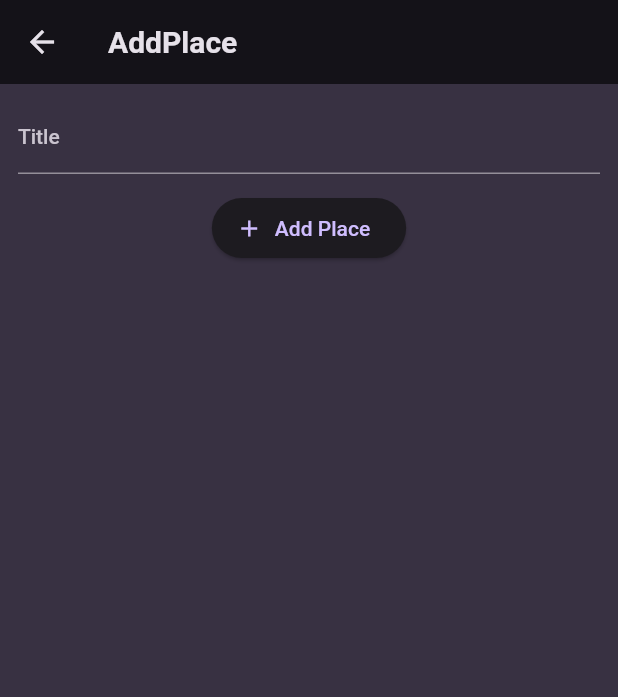
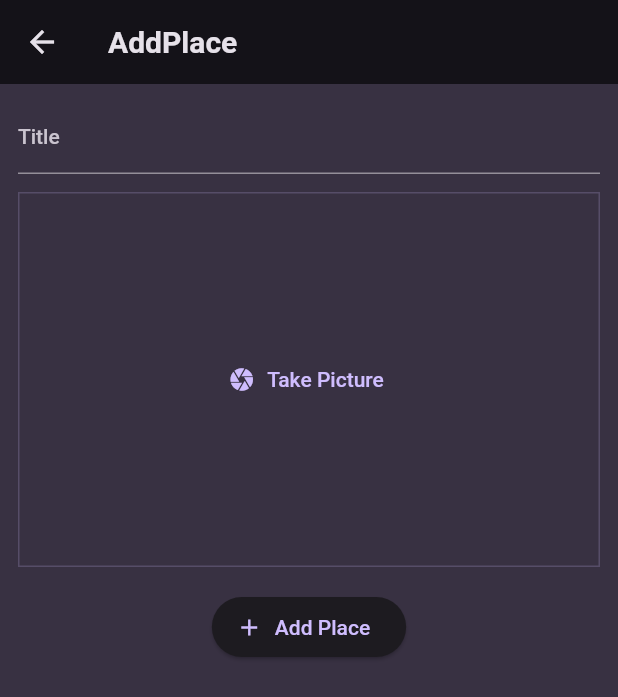
Before and after one commit to THESHIVAM007/favorite_places, a Flutter app: the screen it shows after launch, after a tap on the "add" icon, on a phone screen of 412 x 824 dp. Shown: the top 697 px of the screen. Run offline on Flutter 3.47's test engine with Material 2 defaults, Android fonts, the phone set to English and light mode, and no system bars; our stand-ins replace flutter_riverpod, google_fonts, image_picker.

Commit message:
Image-picker_added

```diff
--- a/lib/models/place.dart
+++ b/lib/models/place.dart
@@ -1,10 +1,16 @@
+import 'dart:io';
+
 import 'package:uuid/uuid.dart';
 
 const uuid = Uuid();
 
 class Place {
-  Place({required this.title}) : id = uuid.v4();
+  Place({
+    required this.title,
+    required this.image,
+  }) : id = uuid.v4();
 
   final String id;
   final String title;
+  final File image;
 }
--- a/lib/provider/user_places.dart
+++ b/lib/provider/user_places.dart
@@ -1,11 +1,13 @@
+import 'dart:io';
+
 import 'package:favorite_places/models/place.dart';
 import 'package:flutter_riverpod/flutter_riverpod.dart';
 
 class UserPlacesNotifier extends StateNotifier<List<Place>> {
   UserPlacesNotifier() : super(const []);
 
-  void addPlace(String title) {
-    final newPlace = Place(title: title);
+  void addPlace(String title,File image) {
+    final newPlace = Place(title: title,image: image);
     state = [...state, newPlace];
   }
 }
--- a/lib/screens/add_place.dart
+++ b/lib/screens/add_place.dart
@@ -1,4 +1,7 @@
+import 'dart:io';
+
 import 'package:favorite_places/provider/user_places.dart';
+import 'package:favorite_places/widgets/image_input.dart';
 import 'package:flutter/material.dart';
 import 'package:flutter_riverpod/flutter_riverpod.dart';
 
@@ -10,14 +13,18 @@ class AddPlaceScreen extends ConsumerStatefulWidget {
 }
 
 class _AddPlaceScreenState extends ConsumerState<AddPlaceScreen> {
+  File? _selectedImage;
+
   final _titleController = TextEditingController();
 
   void _savePlace() {
     final eneteredTitle = _titleController.text;
-    if (eneteredTitle.isEmpty) {
+    if (eneteredTitle.isEmpty || _selectedImage == null) {
       return;
     }
-    ref.read(userPlaceProvider.notifier).addPlace(eneteredTitle);
+    ref
+        .read(userPlaceProvider.notifier)
+        .addPlace(eneteredTitle, _selectedImage!);
 
     Navigator.of(context).pop();
   }
@@ -49,6 +56,14 @@ class _AddPlaceScreenState extends ConsumerState<AddPlaceScreen> {
             const SizedBox(
               height: 12,
             ),
+            ImageInput(
+              onPickImage: (image) {
+                _selectedImage = image;
+              },
+            ),
+            const SizedBox(
+              height: 16,
+            ),
             ElevatedButton.icon(
               onPressed: _savePlace,
               icon: const Icon(Icons.add),
--- a/lib/screens/places.dart
+++ b/lib/screens/places.dart
@@ -26,8 +26,11 @@ class PlacesScreen extends ConsumerWidget {
           ),
         ],
       ),
-      body: PlacesList(
-        places: userPlaces,
+      body: Padding(
+        padding: const EdgeInsets.all(8.0),
+        child: PlacesList(
+          places: userPlaces,
+        ),
       ),
     );
   }
--- /dev/null
+++ b/lib/widgets/image_input.dart
@@ -0,0 +1,65 @@
+import 'dart:io';
+
+import 'package:flutter/material.dart';
+import 'package:image_picker/image_picker.dart';
+
+class ImageInput extends StatefulWidget {
+  const ImageInput({
+    super.key,
+    required this.onPickImage,
+  });
+
+  final void Function(File image) onPickImage;
+
+  @override
+  State<ImageInput> createState() => _ImageInputState();
+}
+
+class _ImageInputState extends State<ImageInput> {
+  File? _selectedImage;
+  void _takePicture() async {
+    final imagePicker = ImagePicker();
+    final pickedImage =
+        await imagePicker.pickImage(source: ImageSource.camera, maxWidth: 600);
+
+    if (pickedImage == null) {
+      return;
+    }
+    setState(() {
+      _selectedImage = File(pickedImage.path);
+    });
+    widget.onPickImage(_selectedImage!);
+  }
+
+  @override
+  Widget build(BuildContext context) {
+    Widget content = TextButton.icon(
+      onPressed: _takePicture,
+      icon: const Icon(Icons.camera),
+      label: const Text('Take Picture'),
+    );
+    if (_selectedImage != null) {
+      content = GestureDetector(
+        onTap: _takePicture,
+        child: Image.file(
+          _selectedImage!,
+          fit: BoxFit.cover,
+          width: double.infinity,
+          height: double.infinity,
+        ),
+      );
+    }
+    return Container(
+      decoration: BoxDecoration(
+        border: Border.all(
+          width: 1,
+          color: Theme.of(context).colorScheme.primary.withOpacity(.2),
+        ),
+      ),
+      height: 250,
+      width: double.infinity,
+      alignment: Alignment.center,
+      child: content,
+    );
+  }
+}
--- a/lib/widgets/places_list.dart
+++ b/lib/widgets/places_list.dart
@@ -21,6 +21,12 @@ class PlacesList extends StatelessWidget {
     return ListView.builder(
       itemCount: places.length,
       itemBuilder: (ctx, index) => ListTile(
+        leading: CircleAvatar(
+          backgroundImage: FileImage(
+            places[index].image,
+          ),
+          radius: 26,
+        ),
         title: Text(
           places[index].title,
           style: Theme.of(context).textTheme.titleMedium!.copyWith(
--- a/pubspec.yaml
+++ b/pubspec.yaml
@@ -38,6 +38,7 @@ dependencies:
   google_fonts: ^6.1.0
   uuid: ^4.1.0
   flutter_riverpod: ^2.4.5
+  image_picker: ^1.0.4
 
 dev_dependencies:
   flutter_test:
```
Also changed, not shown: lib/screens/place_detail.dart (+14 -13 lines), pubspec.lock, 5 other files.
